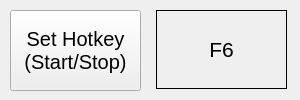
Old version of the form src/assets/uiFiles/hotkeyForm.ui in the repository 1tzAzeee/AutoClicker.
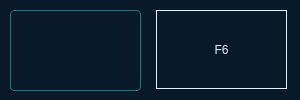
New version of the form. Icons and pictures are not drawn.

Diff of the .ui file:
```diff
--- a/src/assets/uiFiles/hotkeyForm.ui
+++ b/src/assets/uiFiles/hotkeyForm.ui
@@ -13,6 +13,112 @@
   <property name="windowTitle">
    <string>Hotkey</string>
   </property>
+  <property name="styleSheet">
+   <string notr="true">QWidget {
+    background-color: #0a1929;
+    color: #e0f7fa;
+    font-family: 'Segoe UI';
+    selection-background-color: #1abc9c;
+}
+
+QPushButton {
+    background: qlineargradient(x1:0, y1:0, x2:1, y2:0,
+        stop:0 #1abc9c, stop:1 #3498db);
+    border: 1px solid #107a8c;
+    border-radius: 4px;
+    color: #0a1929;
+    padding: 5px;
+    font-weight: bold;
+}
+
+QPushButton:hover {
+    background: qlineargradient(x1:0, y1:0, x2:1, y2:0,
+        stop:0 #26debf, stop:1 #4aa9ff);
+}
+
+QPushButton:pressed {
+    background: qlineargradient(x1:0, y1:0, x2:1, y2:0,
+        stop:0 #16a085, stop:1 #2980b9);
+}
+
+QPushButton:disabled {
+     background: qlineargradient(x1:0, y1:0, x2:1, y2:0,
+        stop:0 #7abeb0, stop:1 #83bade);
+    border: 1px solid #cbcbcb;
+}
+
+QLineEdit, QSpinBox, QComboBox {
+    background-color: #0d2338;
+    border: 1px solid #1abc9c;
+    border-radius: 3px;
+    padding: 5px;
+    color: #e0f7fa;
+    selection-background-color: #3498db;
+}
+
+QComboBox::drop-down {
+    subcontrol-origin: padding;
+    subcontrol-position: top right;
+    width: 20px;
+    border-left: 1px solid #1abc9c;
+}
+
+QComboBox::down-arrow {
+    image: url(:/icons/down_arrow.svg);
+    width: 12px;
+    height: 12px;
+}
+
+QComboBox QAbstractItemView {
+    background: #0d2338;
+    color: #e0f7fa;
+    selection-background-color: #1abc9c;
+    border: 1px solid #3498db;
+}
+
+QRadioButton {
+    spacing: 5px;
+    color: #e0f7fa;
+}
+
+QRadioButton::indicator {
+    width: 16px;
+    height: 16px;
+    border-radius: 9px;
+    border: 2px solid #1abc9c;
+    background: #0a1929;
+}
+
+QRadioButton::indicator:checked {
+    background: qradialgradient(
+        cx:0.5, cy:0.5,
+        fx:0.5, fy:0.5,
+        radius:0.5,
+        stop:0 #1abc9c,
+        stop:0.5 #0a1929
+    );
+}
+
+QLineEdit:focus, QSpinBox:focus, QComboBox:focus {
+    border: 1px solid #4aa9ff;
+}
+
+QSpinBox::up-button, QSpinBox::down-button {
+    background-color: #1abc9c;
+    width: 16px;
+    border: 1px solid #107a8c;
+}
+
+QSpinBox::up-arrow, QSpinBox::down-arrow {
+    image: url(:/icons/spin_arrows.svg);
+    width: 8px;
+    height: 8px;
+}
+
+QSpinBox::up-button:hover, QSpinBox::down-button:hover {
+    background-color: #26debf;
+}</string>
+  </property>
   <widget class="QLabel" name="hotkeyLabel">
    <property name="geometry">
     <rect>
@@ -24,7 +130,7 @@
    </property>
    <property name="font">
     <font>
-     <pointsize>16</pointsize>
+     <family>Segoe UI</family>
     </font>
    </property>
    <property name="frameShape">
@@ -48,7 +154,9 @@
    </property>
    <property name="font">
     <font>
-     <pointsize>15</pointsize>
+     <family>Segoe UI</family>
+     <weight>75</weight>
+     <bold>true</bold>
     </font>
    </property>
    <property name="text">
```
Left out of the diff: 3 changed lines with no effect on the pictures.
